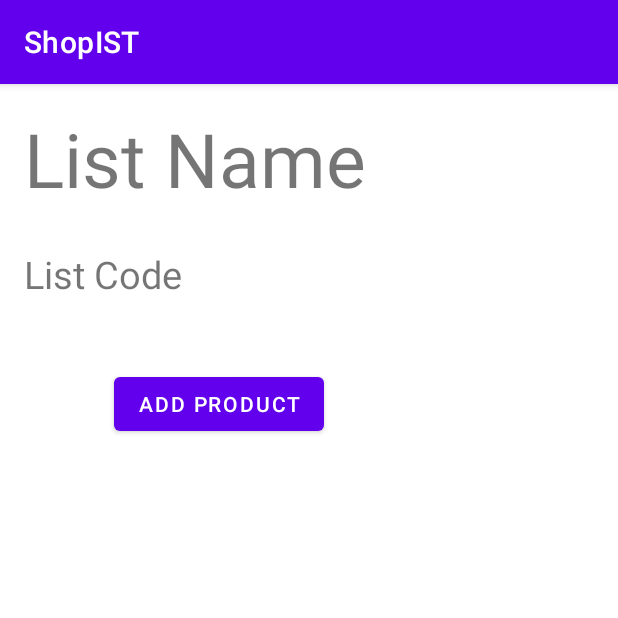
After one commit to RafaelJCamara/ShopIST, an Android app: the PantryActivity screen opened directly, with no data from a screen before it, on a phone screen of 412 x 824 dp, the top half of it. The commit adds this screen. Run offline under Robolectric (Android 15) with nearby library versions, the phone set to English and light mode, and no system bars; 3 statements that could not run were skipped.

Commit message:
Pantry activity: shows the pantry item list and allows to create an item (not implemented with database)

```diff
--- a/app/src/main/AndroidManifest.xml
+++ b/app/src/main/AndroidManifest.xml
@@ -13,6 +13,7 @@
         android:supportsRtl="true"
         android:theme="@style/Theme.ShopIST">
         <activity android:name=".Activities.SignupActivity"></activity>
+        <activity android:name=".Activities.PantryActivity"></activity>
         <activity android:name=".Activities.MainActivity"></activity>
         <activity android:name=".Activities.LoginActivity">
             <intent-filter>
--- a/app/src/main/java/com/example/shopist/Activities/LoginActivity.java
+++ b/app/src/main/java/com/example/shopist/Activities/LoginActivity.java
@@ -11,7 +11,6 @@ import android.widget.Toast;
 import androidx.appcompat.app.AppCompatActivity;
 
 import com.example.shopist.R;
-import com.example.shopist.Server.ServerInteraction.RetrofitInterface;
 import com.example.shopist.Server.ServerInteraction.RetrofitManager;
 import com.example.shopist.Server.ServerResponses.ServerData;
 
@@ -20,8 +19,6 @@ import java.util.HashMap;
 import retrofit2.Call;
 import retrofit2.Callback;
 import retrofit2.Response;
-import retrofit2.Retrofit;
-import retrofit2.converter.gson.GsonConverterFactory;
 
 public class LoginActivity extends AppCompatActivity {
 
--- /dev/null
+++ b/app/src/main/java/com/example/shopist/Activities/PantryActivity.java
@@ -0,0 +1,165 @@
+package com.example.shopist.Activities;
+
+import android.os.Bundle;
+import android.view.View;
+import android.widget.Button;
+import android.widget.ListView;
+import android.widget.TextView;
+import android.widget.Toast;
+
+import androidx.appcompat.app.AlertDialog;
+import androidx.appcompat.app.AppCompatActivity;
+
+import com.example.shopist.R;
+import com.example.shopist.Server.ServerInteraction.RetrofitInterface;
+import com.example.shopist.Utils.ItemListAdapter;
+import com.example.shopist.product.ProductClass;
+
+import java.util.ArrayList;
+import java.util.HashMap;
+
+import retrofit2.Retrofit;
+
+public class PantryActivity extends AppCompatActivity {
+
+    private Retrofit retrofit;
+    private RetrofitInterface retrofitInterface;
+
+    private ArrayList<ProductClass> productList;
+    private ListView itemListView;
+    private ItemListAdapter itemListAdapter;
+
+
+    @Override
+    protected void onCreate(Bundle savedInstanceState) {
+        super.onCreate(savedInstanceState);
+        setContentView(R.layout.activity_pantry);
+
+        productList = new ArrayList<ProductClass>();
+
+        handleProductListDialog();
+    }
+
+    private void fillTextView(){
+
+        String listInfo = getIntent().getStringExtra("itemInfo");
+        String [] values = listInfo.split("->");
+
+        TextView listNameView = findViewById(R.id.listName);
+        TextView listCodeView = findViewById(R.id.listCode);
+        listNameView.setText(values[0]);
+        listCodeView.setText(values[1]);
+    }
+
+    private void handleProductListDialog(){
+        productListSettings();
+        addProductLogic();
+    }
+
+    private void productListSettings() {
+        //configure product list and adapter
+        itemListView = findViewById(R.id.itemList);
+        itemListAdapter = new ItemListAdapter(this, productList);
+        itemListView.setAdapter(itemListAdapter);
+
+        fillTextView();
+
+
+        /*
+        //add actionlisterner to each item of the list
+        itemListView.setOnItemClickListener(new itemListAdapter.OnItemClickListener() {
+            @Override
+            public void onItemClick(AdapterView<?> parent, View view, int position, long id) {
+                String itemSelected = listToDo.getItemAtPosition(position).toString();
+                Toast.makeText(getApplicationContext(),"Item list clicked!",Toast.LENGTH_SHORT).show();
+            }
+        });
+        */
+    }
+
+    private void addProductLogic(){
+        Button addProcuctButton = findViewById(R.id.addProductButton);
+        addProcuctButton.setOnClickListener(new View.OnClickListener() {
+            @Override
+            public void onClick(View v) {
+                handleCreateProductDialog();
+                Toast.makeText(getApplicationContext(),"addProductButton" ,Toast.LENGTH_SHORT).show();
+            }
+        });
+    }
+
+    /*
+    ##########################
+    ### create new product ###
+    ##########################
+     */
+
+    private void handleCreateProductDialog(){
+        View view = getLayoutInflater().inflate(R.layout.create_product,null);
+        AlertDialog.Builder builder = new AlertDialog.Builder(this);
+        builder.setView(view).show();
+        createProductLogic(view);
+    }
+
+
+    private void createProductLogic(View view) {
+        Button createProductButton = view.findViewById(R.id.CreateProductButton);
+
+        TextView productNameView = view.findViewById(R.id.edit_product_name);
+        TextView productPriceView = view.findViewById(R.id.edit_product_price);
+        TextView productDescriptionView = view.findViewById(R.id.edit_product_description);
+
+        createProductButton.setOnClickListener(new View.OnClickListener() {
+            @Override
+            public void onClick(View v) {
+                String productName = productNameView.getText().toString();
+                String productPrice = productPriceView.getText().toString();
+                String productDescription = productDescriptionView.getText().toString();
+
+                createProductInServer(productName, productPrice, productDescription);
+            }
+        });
+    }
+
+    private void createProductInServer(String productName, String productPrice, String productDescription){
+        HashMap<String,String> map = new HashMap<>();
+        map.put("name",productName);
+        map.put("price",productPrice);
+        map.put("description", productDescription);
+
+        /*
+        Call<Void> call = retrofitInterface.createProduct(map);
+        call.enqueue(new Callback<Void>() {
+            //when the server responds to our request
+            @Override
+            public void onResponse(Call<Void> call, Response<Void> response) {
+                if (response.code() == 200) {
+                    //server success
+                    //go to login activity
+                    //signupSuccess(map);
+                }else if (response.code() == 404){
+                    String error_message = "Username or email already exists. Please try to change those!";
+                    //Toast.makeText(SignupActivity.this, error_message, Toast.LENGTH_LONG).show();
+                }
+            }
+            //when the server fails to respond to our request
+            @Override
+            public void onFailure(Call<Void> call, Throwable t) {
+                //Toast.makeText(SignupActivity.this, "SERVER ERROR! Please try again later.", Toast.LENGTH_SHORT).show();
+            }
+        });
+         */
+
+
+    }
+
+
+    /*
+    item_Class_test = new ProductClass("laranja");
+                item_Class_test.setImage(R.drawable.orange);
+                productList.add(item_Class_test);
+
+                itemListAdapter.notifyDataSetChanged();
+
+     */
+}
--- a/app/src/main/java/com/example/shopist/Activities/SignupActivity.java
+++ b/app/src/main/java/com/example/shopist/Activities/SignupActivity.java
@@ -10,7 +10,6 @@ import android.widget.Toast;
 import androidx.appcompat.app.AppCompatActivity;
 
 import com.example.shopist.R;
-import com.example.shopist.Server.ServerInteraction.RetrofitInterface;
 import com.example.shopist.Server.ServerInteraction.RetrofitManager;
 
 import java.util.HashMap;
@@ -18,8 +17,6 @@ import java.util.HashMap;
 import retrofit2.Call;
 import retrofit2.Callback;
 import retrofit2.Response;
-import retrofit2.Retrofit;
-import retrofit2.converter.gson.GsonConverterFactory;
 
 public class SignupActivity extends AppCompatActivity {
 
--- a/app/src/main/java/com/example/shopist/ItemListAdapter.java
+++ b/app/src/main/java/com/example/shopist/Utils/ItemListAdapter.java
@@ -1,4 +1,4 @@
-package com.example.shopist;
+package com.example.shopist.Utils;
 
 import android.content.Context;
 import android.view.LayoutInflater;
@@ -7,6 +7,9 @@ import android.view.ViewGroup;
 import android.widget.BaseAdapter;
 import android.widget.ImageView;
 import android.widget.TextView;
+
+import com.example.shopist.R;
+import com.example.shopist.product.ProductClass;
 
 import java.util.ArrayList;
 
--- a/app/src/main/java/com/example/shopist/ProductClass.java
+++ b/app/src/main/java/com/example/shopist/product/ProductClass.java
@@ -1,4 +1,4 @@
-package com.example.shopist;
+package com.example.shopist.product;
 
 public class ProductClass {
     private String name;
--- /dev/null
+++ b/app/src/main/res/layout/activity_pantry.xml
@@ -0,0 +1,59 @@
+<?xml version="1.0" encoding="utf-8"?>
+
+<ScrollView xmlns:android="http://schemas.android.com/apk/res/android"
+    xmlns:app="http://schemas.android.com/apk/res-auto"
+    xmlns:tools="http://schemas.android.com/tools"
+    android:layout_width="match_parent"
+    android:layout_height="match_parent">
+
+    <androidx.constraintlayout.widget.ConstraintLayout xmlns:android="http://schemas.android.com/apk/res/android"
+    xmlns:app="http://schemas.android.com/apk/res-auto"
+    xmlns:tools="http://schemas.android.com/tools"
+    android:layout_width="match_parent"
+    android:layout_height="match_parent"
+    tools:context=".Activities.PantryActivity">
+
+
+    <TextView
+        android:id="@+id/listName"
+        android:layout_width="286dp"
+        android:layout_height="77dp"
+        android:layout_marginStart="16dp"
+        android:layout_marginTop="16dp"
+        android:text="List Name"
+        android:textSize="50dp"
+        app:layout_constraintStart_toStartOf="parent"
+        app:layout_constraintTop_toTopOf="parent" />
+
+    <TextView
+        android:id="@+id/listCode"
+        android:layout_width="312dp"
+        android:layout_height="52dp"
+        android:layout_marginStart="16dp"
+        android:layout_marginTop="16dp"
+        android:text="List Code"
+        android:textSize="25dp"
+        app:layout_constraintStart_toStartOf="parent"
+        app:layout_constraintTop_toBottomOf="@+id/listName" />
+
+    <ListView
+        android:id="@+id/itemList"
+        android:layout_width="411dp"
+        android:layout_height="306dp"
+        android:layout_marginTop="32dp"
+        app:layout_constraintStart_toStartOf="parent"
+        app:layout_constraintTop_toBottomOf="@+id/addProductButton" />
+
+    <Button
+        android:id="@+id/addProductButton"
+        android:layout_width="wrap_content"
+        android:layout_height="wrap_content"
+        android:layout_marginStart="76dp"
+        android:layout_marginTop="28dp"
+        android:text="Add Product"
+        app:layout_constraintStart_toStartOf="parent"
+        app:layout_constraintTop_toBottomOf="@+id/listCode" />
+
+    </androidx.constraintlayout.widget.ConstraintLayout>
+
+</ScrollView>
```
Also changed, not shown: app/src/main/java/com/example/shopist/Activities/MainActivity.java (+3 -23 lines), app/src/main/java/com/example/shopist/Utils/ListManager.java (+5 -2 lines), app/src/main/java/com/example/shopist/Utils/PantryListManager.java (+8 -4 lines), app/src/main/java/com/example/shopist/Utils/ShoppingListManager.java (+3 -4 lines), app/src/main/res/layout/create_product.xml (+35 -29 lines).
